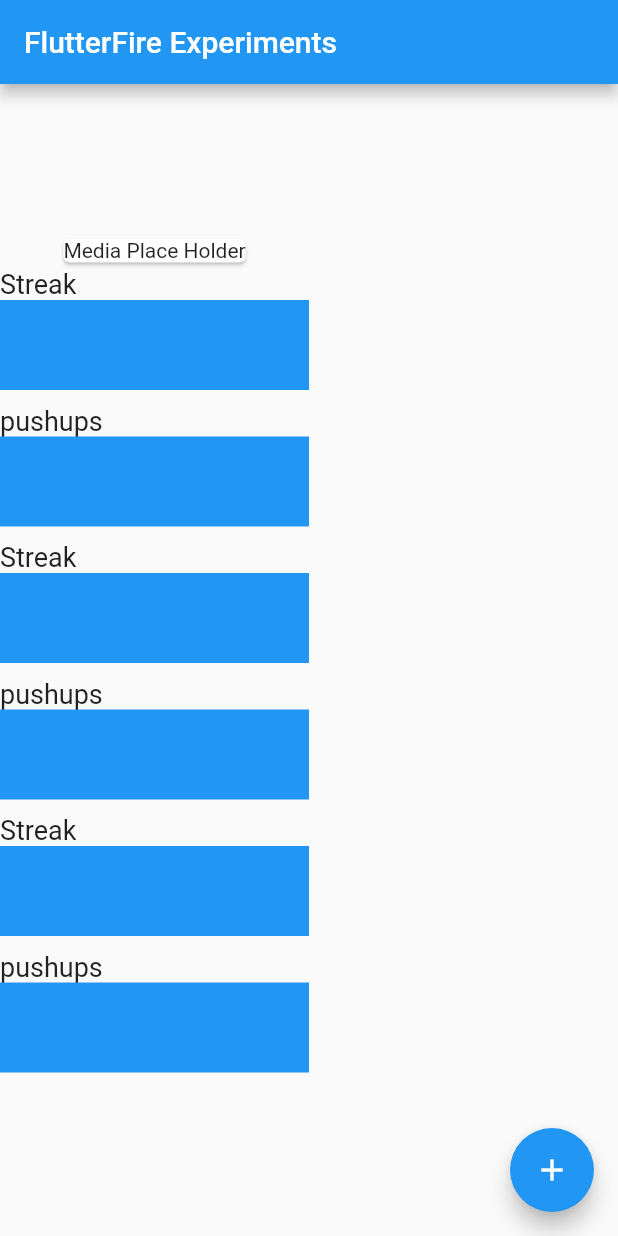
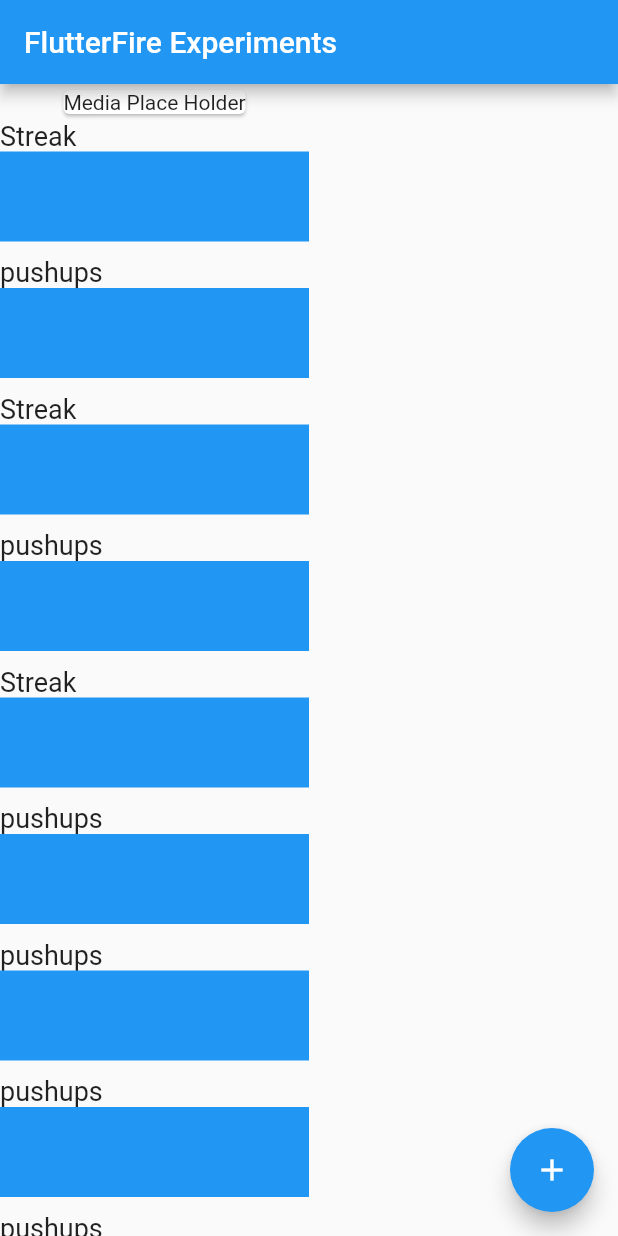
Before and after one commit to ltsimps/FlutterProjects, a Flutter app: the screen it shows after launch, on a phone screen of 412 x 824 dp. Run offline on Flutter 3.47's test engine with Material 2 defaults, Android fonts, the phone set to English and light mode, and no system bars; our stand-ins replace cloud_firestore, firebase_core; accounts and stored records are empty.

Commit message:
testing chart object

```diff
--- a/testApp/lib/main.dart
+++ b/testApp/lib/main.dart
@@ -1,3 +1,4 @@
+import 'package:cloud_firestore/cloud_firestore.dart';
 import 'package:firebase_core/firebase_core.dart';
 import 'package:flutter/material.dart';
 
@@ -44,6 +45,8 @@ class MyHomePage extends StatefulWidget {
 }
 
 class _MyHomePageState extends State<MyHomePage> {
+  final FirebaseFirestore firestore = FirebaseFirestore.instance;
+
   @override
   Widget build(BuildContext context) {
     return Scaffold(
@@ -61,6 +64,10 @@ class _MyHomePageState extends State<MyHomePage> {
           ChartLine(rate: 0.5, title: "Streak"),
           ChartLine(rate: 0.5, title: "pushups"),
           ChartLine(rate: 0.5, title: "Streak"),
+          ChartLine(rate: 0.5, title: "pushups"),
+          ChartLine(rate: 0.5, title: "pushups"),
+          ChartLine(rate: 0.5, title: "pushups"),
+          ChartLine(rate: 0.5, title: "pushups"),
           ChartLine(rate: 0.5, title: "pushups"),
         ],
       ),
```
